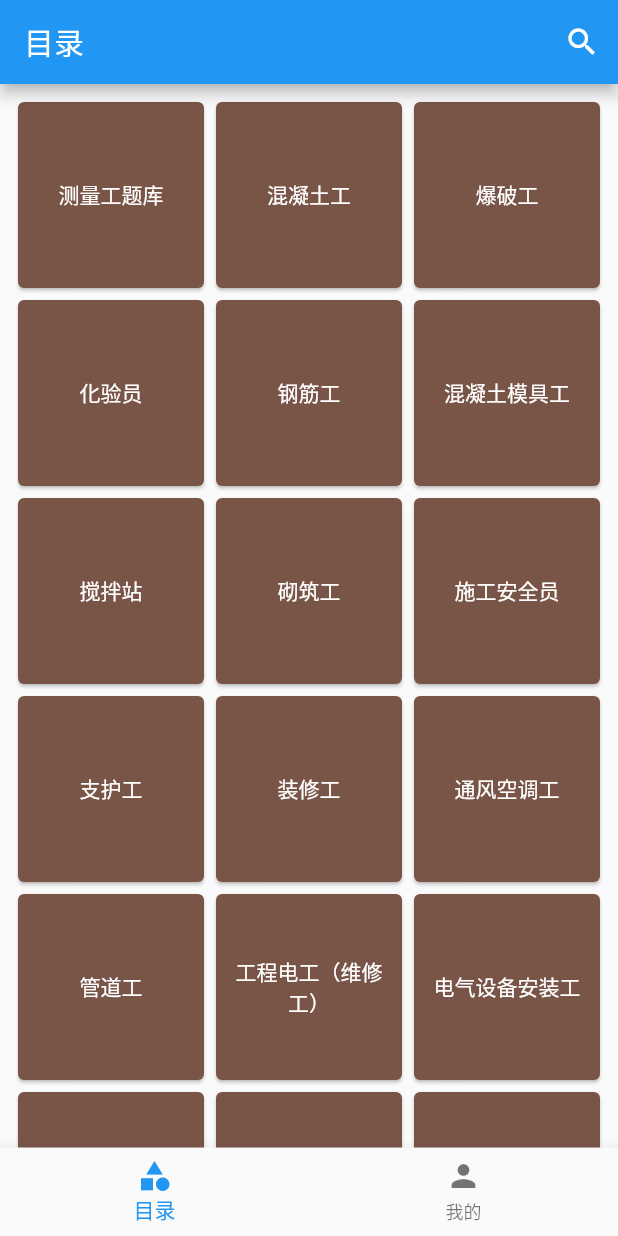
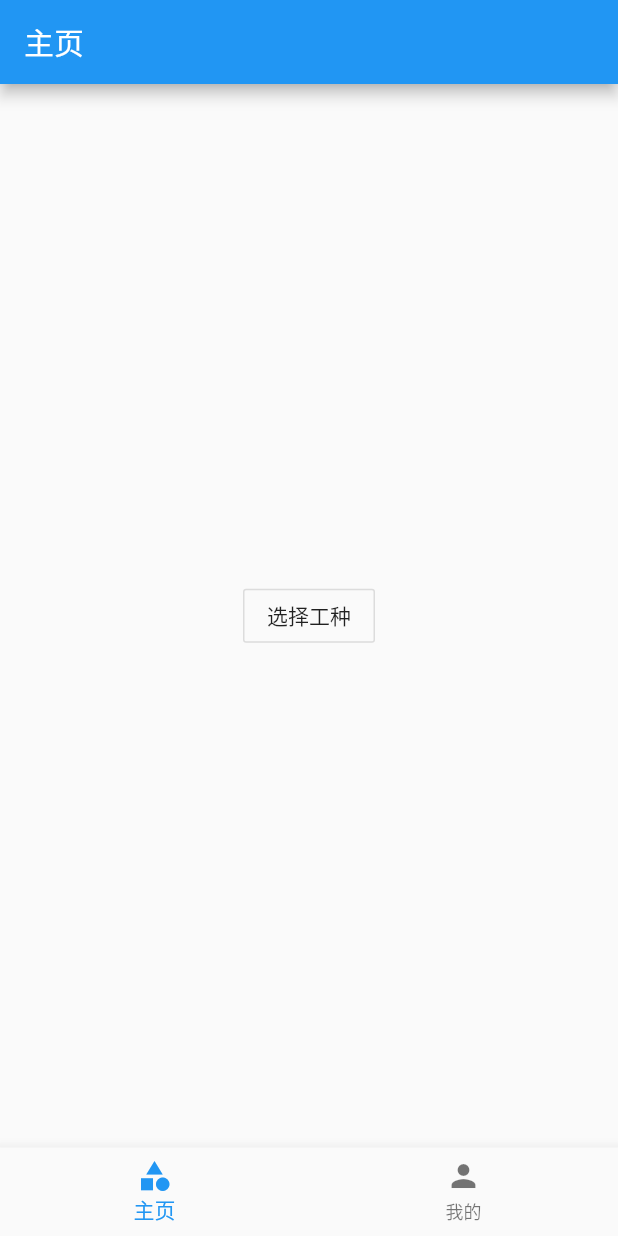
Before and after one commit to Nicoeevee/quiz_app, a Flutter app: the screen it shows after launch, on a phone screen of 412 x 824 dp. Run offline on Flutter 3.47's test engine with Material 2 defaults, Android fonts, the phone set to English and light mode, and no system bars; drawn by our look-alikes of auto_size_text; our stand-ins replace flutter_custom_clippers, google_fonts.

Commit message:
Add HomePage

```diff
--- a/lib/main.dart
+++ b/lib/main.dart
@@ -1,9 +1,7 @@
 import 'package:flutter/material.dart';
-import 'package:flutter/services.dart';
 import 'package:flutter_localizations/flutter_localizations.dart';
+import 'package:quiz_app/pages/home_page.dart';
 import 'package:quiz_app/pages/me.dart';
-
-import 'pages/home.dart';
 
 void main() {
   runApp(MyApp());
@@ -14,24 +12,11 @@ class MyApp extends StatefulWidget {
   _MyAppState createState() => _MyAppState();
 }
 
-Future<String> _loadFromAsset() async {
-  return await rootBundle.loadString("assets/quiz.json");
-}
-
 class _MyAppState extends State<MyApp> {
   int _selectedIndex = 0;
-  static List<Widget> _widgetOptions = <Widget>[
-    FutureBuilder(
-        future: _loadFromAsset(),
-        builder: (context, snapshot) {
-          return HomePage(
-            data: snapshot.data,
-          );
-        }),
-    MePage()
-  ];
+  static List<Widget> _widgetOptions = <Widget>[HomePage(), MePage()];
   static Map<String, dynamic> _widgetTitle = {
-    '目录': Icons.category,
+    '主页': Icons.category,
     '我的': Icons.person,
   };
 
--- a/lib/pages/home.dart
+++ b/lib/pages/choice_type.dart
@@ -8,16 +8,16 @@ import 'package:quiz_app/pages/quiz_fitb_page.dart';
 
 import 'quiz_tof_page.dart';
 
-class HomePage extends StatefulWidget {
+class ChoiceTypePage extends StatefulWidget {
   final data;
 
-  HomePage({Key key, this.data}) : super(key: key);
+  ChoiceTypePage({Key key, this.data}) : super(key: key);
 
   @override
-  _HomePageState createState() => _HomePageState();
+  _ChoiceTypePageState createState() => _ChoiceTypePageState();
 }
 
-class _HomePageState extends State<HomePage> {
+class _ChoiceTypePageState extends State<ChoiceTypePage> {
   @override
   Widget build(BuildContext context) {
     _MySearchDelegate _delegate = _MySearchDelegate(typeOfWork, widget.data);
--- /dev/null
+++ b/lib/pages/home_page.dart
@@ -0,0 +1,36 @@
+import 'package:flutter/material.dart';
+import 'package:flutter/services.dart';
+import 'package:quiz_app/pages/choice_type.dart';
+
+Future<String> _loadFromAsset() async {
+  return await rootBundle.loadString("assets/quiz.json");
+}
+
+class HomePage extends StatelessWidget {
+  @override
+  Widget build(BuildContext context) {
+    return Scaffold(
+      appBar: AppBar(
+        title: Text('主页'),
+      ),
+      body: Center(
+        child: OutlineButton(
+          child: Text('选择工种'),
+          onPressed: () {
+            Navigator.push(
+                context,
+                MaterialPageRoute(
+                  builder: (_) => FutureBuilder(
+                      future: _loadFromAsset(),
+                      builder: (context, snapshot) {
+                        return ChoiceTypePage(
+                          data: snapshot.data,
+                        );
+                      }),
+                ));
+          },
+        ),
+      ),
+    );
+  }
+}
```
